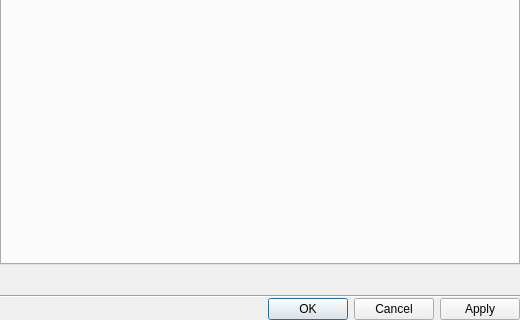
Before: the Qt Designer form client/libclient/src/ui/dialogs/local_settings_dialog.ui in networkoptix/nx_open, drawn with Qt 5; both pictures show x 0 to 520 and y 320 to 640 of the 520 by 640 pixel window.
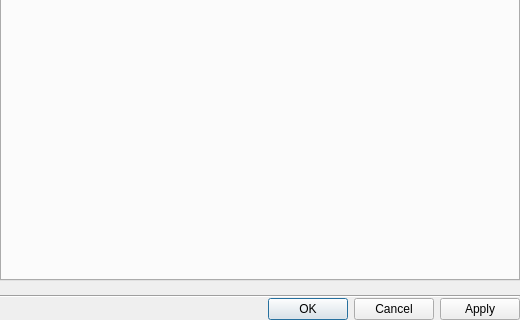
After: the same form once the commit is applied.

Commit message:
VMS-2600 - Local Settings dialog UI fixes
<==== Mercurial data ====>
Branch: dev_3.0.0_gui

The edit to the form file:
```diff
--- a/client/libclient/src/ui/dialogs/local_settings_dialog.ui
+++ b/client/libclient/src/ui/dialogs/local_settings_dialog.ui
@@ -10,16 +10,10 @@
     <height>640</height>
    </rect>
   </property>
-  <property name="minimumSize">
-   <size>
-    <width>400</width>
-    <height>400</height>
-   </size>
-  </property>
   <property name="windowTitle">
    <string>Local Settings</string>
   </property>
-  <layout class="QVBoxLayout" name="verticalLayout" stretch="1,0,0,0,0">
+  <layout class="QVBoxLayout" name="verticalLayout" stretch="1,0,0,0">
    <property name="spacing">
     <number>0</number>
    </property>
@@ -39,13 +33,20 @@
     <widget class="QTabWidget" name="tabWidget"/>
    </item>
    <item>
+    <widget class="QWidget" name="readOnlyWarningWidget" native="true">
     <layout class="QHBoxLayout" name="readOnlyLabelLayout">
      <property name="leftMargin">
       <number>16</number>
      </property>
+      <property name="topMargin">
+       <number>0</number>
+      </property>
      <property name="rightMargin">
       <number>16</number>
      </property>
+      <property name="bottomMargin">
+       <number>0</number>
+      </property>
      <item>
       <widget class="QLabel" name="readOnlyWarningLabel">
        <property name="text">
@@ -57,19 +58,7 @@
       </widget>
      </item>
     </layout>
-   </item>
-   <item>
-    <spacer name="verticalSpacer">
-     <property name="orientation">
-      <enum>Qt::Vertical</enum>
-     </property>
-     <property name="sizeHint" stdset="0">
-      <size>
-       <width>20</width>
-       <height>16</height>
-      </size>
-     </property>
-    </spacer>
+    </widget>
    </item>
    <item>
     <widget class="Line" name="line">
```
Lines whose indentation alone changed are shown as unchanged. The commit also changes 8 other files.
